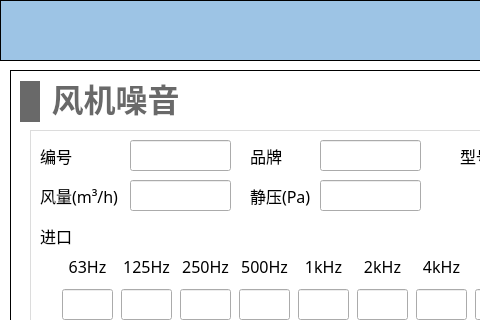
This is NoiseCalSoft/inputDialog/dialog_fan_noise.ui in haobana/NoiCal as Qt 5 draws it before an edit; both pictures show x 0 to 480 and y 0 to 320 of the 671 by 519 pixel window. The edited form follows.
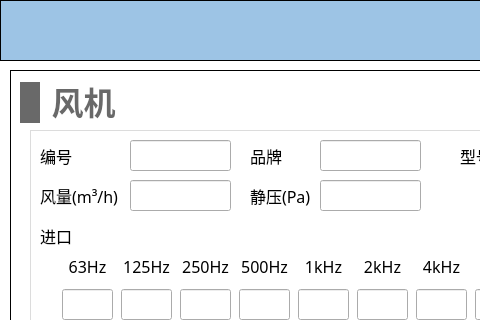
This is the edited form. Icons and pictures are not drawn.

```diff
--- a/NoiseCalSoft/inputDialog/dialog_fan_noise.ui
+++ b/NoiseCalSoft/inputDialog/dialog_fan_noise.ui
@@ -1429,8 +1429,8 @@
      <rect>
       <x>10</x>
       <y>10</y>
-      <width>167</width>
-      <height>43</height>
+      <width>101</width>
+      <height>45</height>
      </rect>
     </property>
     <layout class="QHBoxLayout" name="horizontalLayout_15">
@@ -1461,18 +1461,6 @@
      </item>
      <item>
       <widget class="QLabel" name="label_15">
-       <property name="minimumSize">
-        <size>
-         <width>139</width>
-         <height>41</height>
-        </size>
-       </property>
-       <property name="maximumSize">
-        <size>
-         <width>120</width>
-         <height>41</height>
-        </size>
-       </property>
        <property name="font">
         <font>
          <family>Microsoft YaHei</family>
@@ -1487,7 +1475,7 @@
 }</string>
        </property>
        <property name="text">
-        <string>风机噪音</string>
+        <string>风机</string>
        </property>
        <property name="alignment">
         <set>Qt::AlignBottom|Qt::AlignHCenter</set>
```
